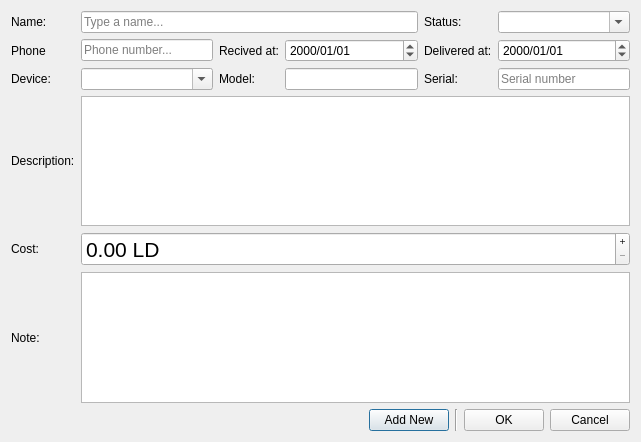
Before: the Qt Designer form src/dialognew.ui in mbnoimi/SimpleInvoice, drawn with Qt 5.
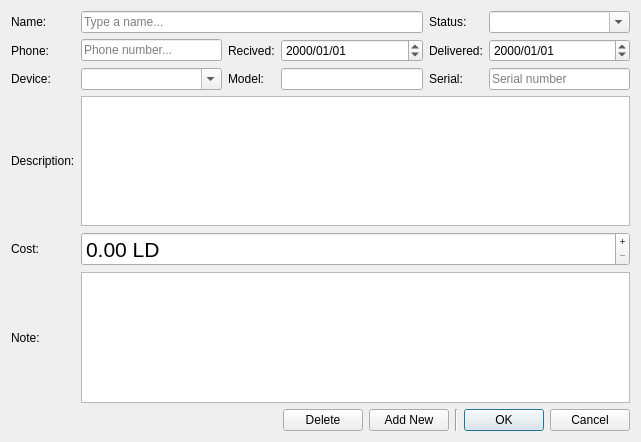
After: the same form once the commit is applied. Icons and pictures are not drawn.

Patch:
```diff
--- a/src/dialognew.ui
+++ b/src/dialognew.ui
@@ -75,7 +75,10 @@
         </sizepolicy>
        </property>
        <property name="text">
-        <string>Phone</string>
+        <string>Phone:</string>
+       </property>
+       <property name="buddy">
+        <cstring>lineEdit_phone</cstring>
        </property>
       </widget>
      </item>
@@ -155,7 +158,7 @@
         </sizepolicy>
        </property>
        <property name="text">
-        <string>Recived at:</string>
+        <string>Recived:</string>
        </property>
        <property name="buddy">
         <cstring>dateEdit_recived</cstring>
@@ -187,7 +190,7 @@
         </sizepolicy>
        </property>
        <property name="text">
-        <string>Delivered at:</string>
+        <string>Delivered:</string>
        </property>
        <property name="buddy">
         <cstring>dateEdit_delivered</cstring>
@@ -310,6 +313,17 @@
         </property>
        </spacer>
       </item>
+      <item>
+       <widget class="QPushButton" name="pushButton_delete">
+        <property name="text">
+         <string>Delete</string>
+        </property>
+        <property name="icon">
+         <iconset resource="res.qrc">
+          <normaloff>:/icons/res/edit-delete.png</normaloff>:/icons/res/edit-delete.png</iconset>
+        </property>
+       </widget>
+      </item>
       <item>
        <widget class="QPushButton" name="pushButton_add">
         <property name="text">
@@ -337,6 +351,9 @@
          <iconset resource="res.qrc">
           <normaloff>:/icons/res/dialog-ok-apply.png</normaloff>:/icons/res/dialog-ok-apply.png</iconset>
         </property>
+        <property name="default">
+         <bool>true</bool>
+        </property>
        </widget>
       </item>
       <item>
```
Left out of the diff: 9 changed lines with no effect on the pictures.
